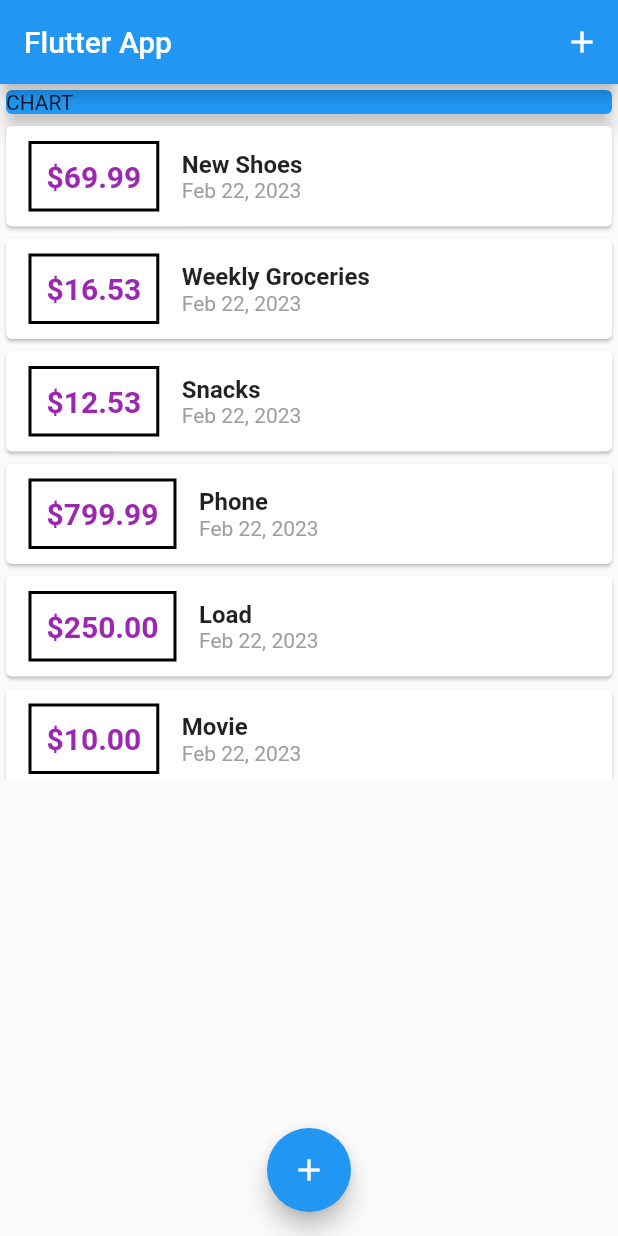
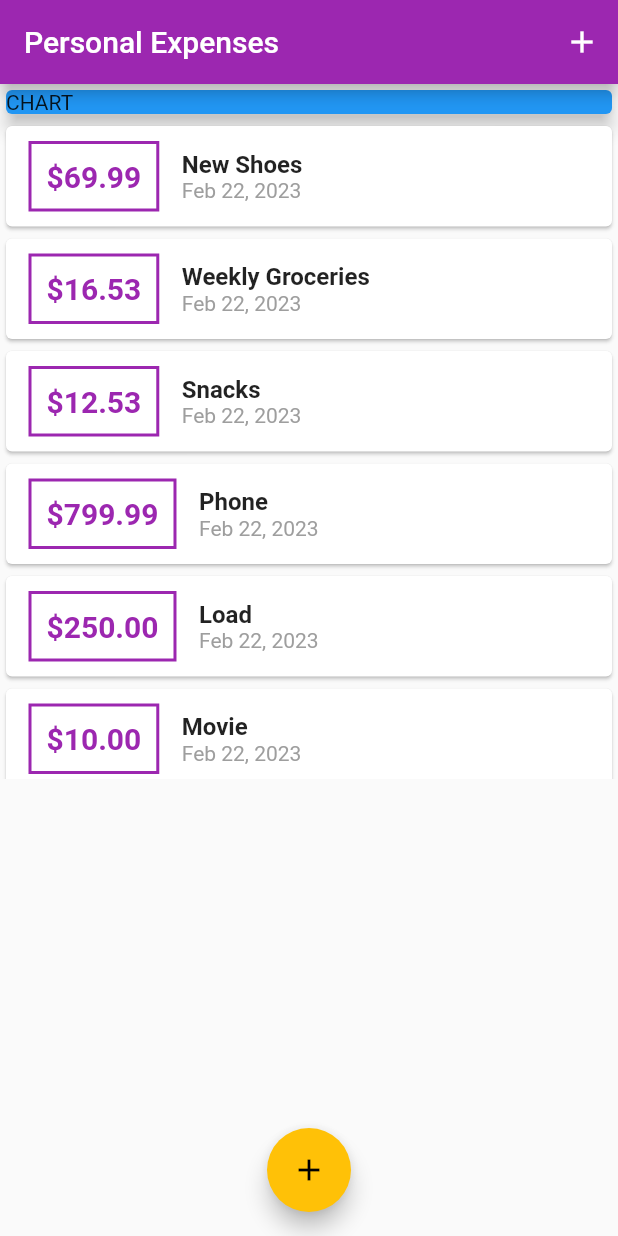
Before and after one commit to mdecosto/flutter_-_dart, a Flutter app: the screen it shows after launch, on a phone screen of 412 x 824 dp. Run offline on Flutter 3.47's test engine with Material 2 defaults, Android fonts, the phone set to English and light mode, and no system bars.

Commit message:
custom theme

```diff
--- a/flutter_complete_guide/lib/main.dart
+++ b/flutter_complete_guide/lib/main.dart
@@ -10,7 +10,11 @@ class MyApp extends StatelessWidget {
   @override
   Widget build(BuildContext context) {
     return MaterialApp(
-      title: 'Flutter App',
+      title: 'Personal Expenses',
+      theme: ThemeData(
+        primarySwatch: Colors.purple,
+        accentColor: Colors.amber,
+      ),
       home: MyHomePage(),
     );
   }
@@ -104,7 +108,7 @@ class _MyHomePageState extends State<MyHomePage> {
   Widget build(BuildContext context) {
     return Scaffold(
       appBar: AppBar(
-        title: Text('Flutter App'),
+        title: Text('Personal Expenses'),
         actions: <Widget>[
           IconButton(
             icon: Icon(Icons.add),
--- a/flutter_complete_guide/lib/widgets/transaction_list.dart
+++ b/flutter_complete_guide/lib/widgets/transaction_list.dart
@@ -24,7 +24,7 @@ class TransactionList extends StatelessWidget {
                   ),
                   decoration: BoxDecoration(
                     border: Border.all(
-                      color: Colors.black,
+                      color: Theme.of(context).primaryColor,
                       width: 2,
                     ),
                   ),
@@ -34,7 +34,7 @@ class TransactionList extends StatelessWidget {
                     style: TextStyle(
                       fontWeight: FontWeight.bold,
                       fontSize: 20,
-                      color: Colors.purple,
+                      color: Theme.of(context).primaryColor,
                     ),
                   ),
                 ),
```
